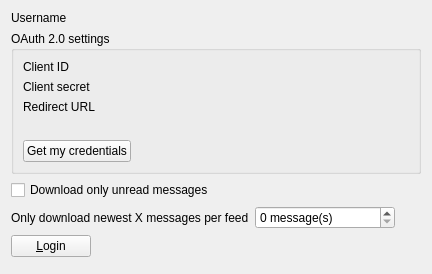
Qt form src/librssguard/services/gmail/gui/gmailaccountdetails.ui (martinrotter/rssguard) before a commit.
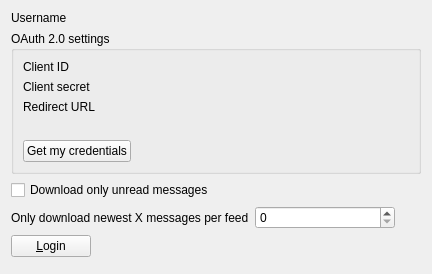
The same form after that commit. Custom widgets are drawn as their Qt base class.

Commit message: separate message count limit setting to own widget

What changed in the file:
```diff
--- a/src/librssguard/services/gmail/gui/gmailaccountdetails.ui
+++ b/src/librssguard/services/gmail/gui/gmailaccountdetails.ui
@@ -7,7 +7,7 @@
     <x>0</x>
     <y>0</y>
     <width>431</width>
-    <height>258</height>
+    <height>259</height>
    </rect>
   </property>
   <layout class="QFormLayout" name="formLayout_4">
@@ -135,9 +135,6 @@
          <height>16777215</height>
         </size>
        </property>
-       <property name="suffix">
-        <string> message(s)</string>
-       </property>
       </widget>
      </item>
     </layout>
@@ -195,6 +192,11 @@
    <header>labelwithstatus.h</header>
    <container>1</container>
   </customwidget>
+  <customwidget>
+   <class>MessageCountSpinBox</class>
+   <extends>QSpinBox</extends>
+   <header>messagecountspinbox.h</header>
+  </customwidget>
  </customwidgets>
  <tabstops>
   <tabstop>m_btnRegisterApi</tabstop>
```
Left out of the diff: 2 changed lines with no effect on the pictures. The commit also changes 14 other files.
